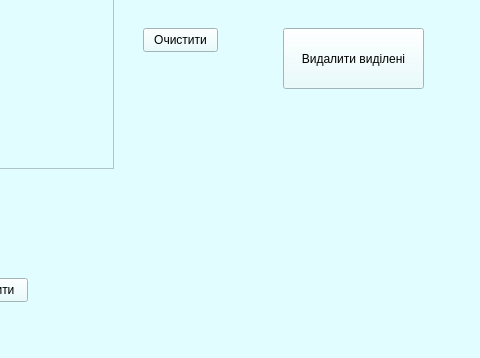
maks5s/TeamWork, file CarWash/mainwindow.ui: the form before one commit; both pictures show x 657 to 1137 and y 242 to 600 of the 1224 by 600 pixel window.
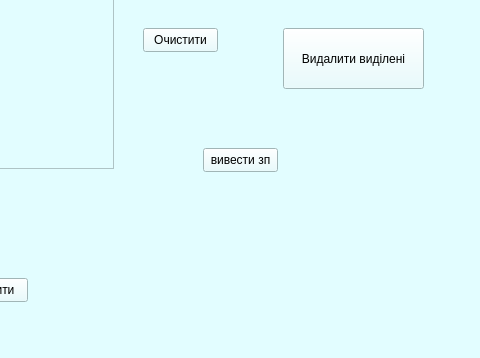
The form after the commit.

Commit message: Added Salary button and exceptions

```diff
--- a/CarWash/mainwindow.ui
+++ b/CarWash/mainwindow.ui
@@ -227,6 +227,19 @@
      <string>Видалити виділені</string>
     </property>
    </widget>
+   <widget class="QPushButton" name="pushButton_4">
+    <property name="geometry">
+     <rect>
+      <x>860</x>
+      <y>390</y>
+      <width>75</width>
+      <height>24</height>
+     </rect>
+    </property>
+    <property name="text">
+     <string>вивести зп</string>
+    </property>
+   </widget>
   </widget>
   <widget class="QMenuBar" name="menubar">
    <property name="geometry">
```
The commit also changes 11 other files.
